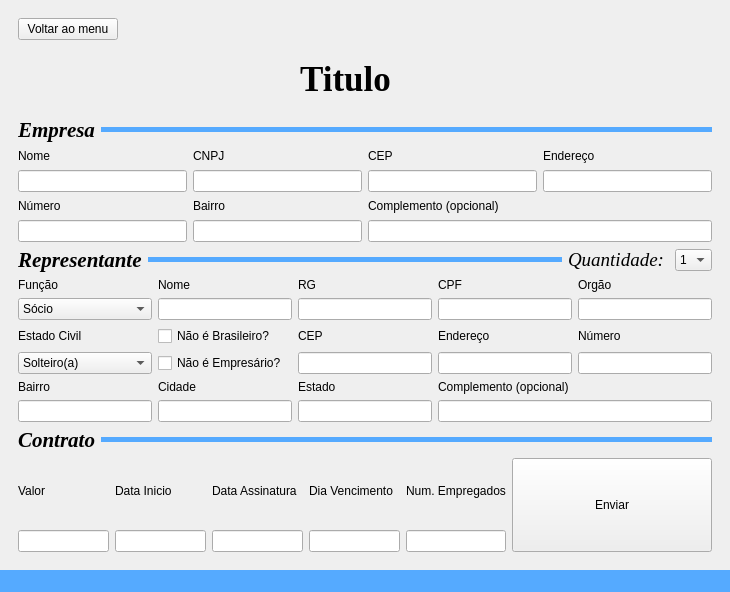
The window that code/src/ui/window_cps.ui (Sl3nc/CPS_Auto) describes before a commit, drawn with Qt 5.
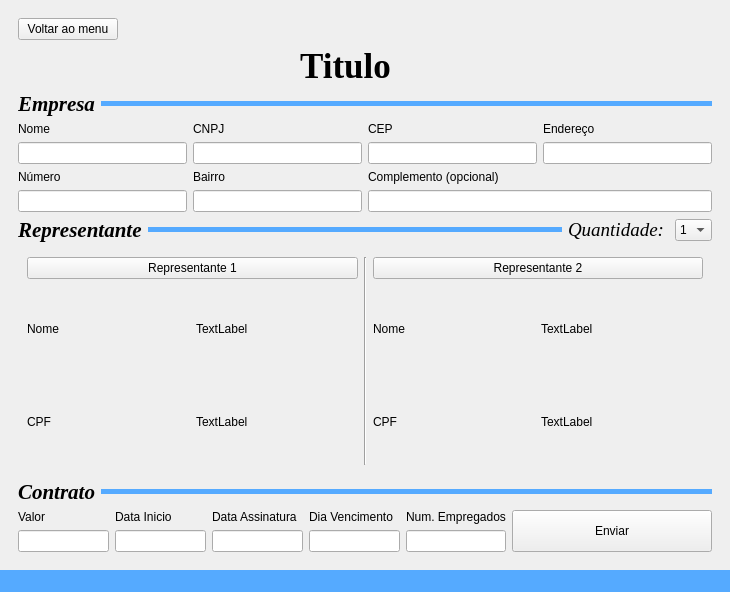
The same window after the commit. The open tabs and pages were chosen to show the change. Icons and pictures are not drawn.

Patch:
```diff
--- a/code/src/ui/window_cps.ui
+++ b/code/src/ui/window_cps.ui
@@ -466,6 +466,11 @@
          </layout>
         </item>
         <item>
+         <widget class="QStackedWidget" name="stackedWidget_2">
+          <property name="currentIndex">
+           <number>0</number>
+          </property>
+          <widget class="QWidget" name="Page1" native="true">
          <layout class="QGridLayout" name="grid_repre">
           <item row="15" column="0">
            <widget class="QLineEdit" name="lineEdit_bairro_repre"/>
@@ -649,6 +654,97 @@
            </widget>
           </item>
          </layout>
+          </widget>
+          <widget class="QWidget" name="page">
+           <layout class="QGridLayout" name="gridLayout_3">
+            <item row="0" column="0">
+             <widget class="QPushButton" name="pushButton">
+              <property name="text">
+               <string>Representante 1</string>
+              </property>
+             </widget>
+            </item>
+            <item row="0" column="2">
+             <widget class="QPushButton" name="pushButton_2">
+              <property name="text">
+               <string>Representante 2</string>
+              </property>
+             </widget>
+            </item>
+            <item row="0" column="1" rowspan="3">
+             <widget class="Line" name="line_4">
+              <property name="orientation">
+               <enum>Qt::Orientation::Vertical</enum>
+              </property>
+             </widget>
+            </item>
+            <item row="1" column="0" rowspan="2">
+             <layout class="QGridLayout" name="gridLayout_4">
+              <item row="0" column="0">
+               <widget class="QLabel" name="label_2">
+                <property name="text">
+                 <string>Nome</string>
+                </property>
+               </widget>
+              </item>
+              <item row="0" column="1">
+               <widget class="QLabel" name="label_5">
+                <property name="text">
+                 <string>TextLabel</string>
+                </property>
+               </widget>
+              </item>
+              <item row="1" column="0">
+               <widget class="QLabel" name="label_4">
+                <property name="text">
+                 <string>CPF</string>
+                </property>
+               </widget>
+              </item>
+              <item row="1" column="1">
+               <widget class="QLabel" name="label_6">
+                <property name="text">
+                 <string>TextLabel</string>
+                </property>
+               </widget>
+              </item>
+             </layout>
+            </item>
+            <item row="1" column="2" rowspan="2">
+             <layout class="QGridLayout" name="gridLayout_5">
+              <item row="0" column="0">
+               <widget class="QLabel" name="label">
+                <property name="text">
+                 <string>Nome</string>
+                </property>
+               </widget>
+              </item>
+              <item row="0" column="1">
+               <widget class="QLabel" name="label_7">
+                <property name="text">
+                 <string>TextLabel</string>
+                </property>
+               </widget>
+              </item>
+              <item row="1" column="0">
+               <widget class="QLabel" name="label_3">
+                <property name="text">
+                 <string>CPF</string>
+                </property>
+               </widget>
+              </item>
+              <item row="1" column="1">
+               <widget class="QLabel" name="label_8">
+                <property name="text">
+                 <string>TextLabel</string>
+                </property>
+               </widget>
+              </item>
+             </layout>
+            </item>
+           </layout>
+          </widget>
+         </widget>
         </item>
         <item>
          <layout class="QHBoxLayout" name="intro_contrato">
```
Lines whose indentation alone changed are shown as unchanged.
